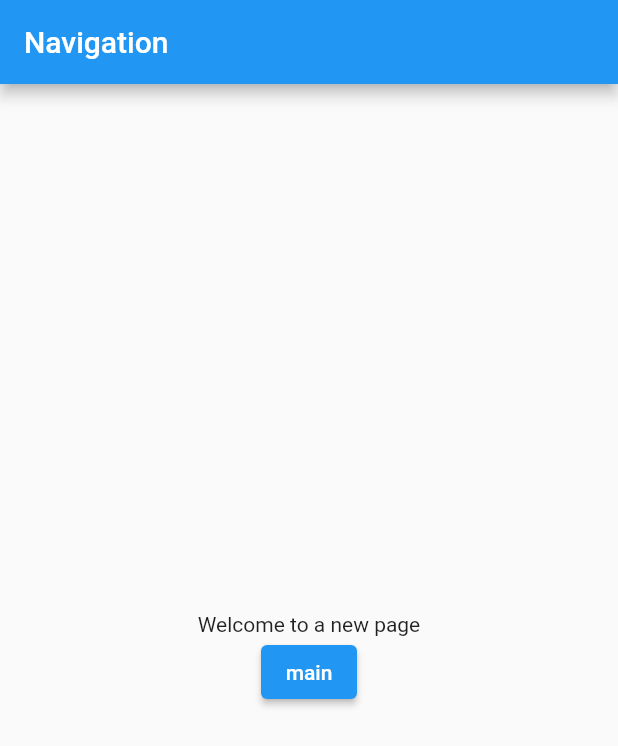
After one commit to Ozurumba007/getX_learning_quiz_app, a Flutter app: the screen it shows after launch, after a tap on "Submit", on a phone screen of 412 x 824 dp. The commit adds this screen. Shown: the top 746 px of the screen. Run offline on Flutter 3.47's test engine with Material 2 defaults, Android fonts, the phone set to English and light mode, and no system bars; our stand-ins replace get.

Commit message:
playing around wwith navigation of the page with getX

```diff
--- a/lib/home_page.dart
+++ b/lib/home_page.dart
@@ -1,5 +1,8 @@
+// ignore_for_file: prefer_const_literals_to_create_immutables, prefer_const_constructors
+
 import 'package:flutter/material.dart';
 import 'package:get/get.dart';
+import 'package:quiz_getx/new_page.dart';
 
 class HomePage extends StatefulWidget {
   HomePage({Key? key}) : super(key: key);
@@ -9,6 +12,7 @@ class HomePage extends StatefulWidget {
 }
 
 class _HomePageState extends State<HomePage> {
+  final _formKey = GlobalKey<FormState>();
   @override
   Widget build(BuildContext context) {
     return Scaffold(
@@ -16,32 +20,74 @@ class _HomePageState extends State<HomePage> {
         title: Text('Snackbar'),
       ),
       body: Center(
+        child: Padding(
+          padding: const EdgeInsets.symmetric(horizontal: 20.0),
           child: Column(
             mainAxisAlignment: MainAxisAlignment.center,
             crossAxisAlignment: CrossAxisAlignment.center,
             children: [
               ElevatedButton(
                 onPressed: () {
-                Get.snackbar(
-                  "Snackbar Title",
-                  "This is a Snackbar message",
-                  snackPosition: SnackPosition.BOTTOM,
-                  overlayBlur: 5,
-                  duration: Duration(milliseconds: 10000),
-                  userInputForm: Form(
-                    child: Row(
+                  Get.bottomSheet(
+                    Container(
+                      child: Wrap(
                         children: [
-                        Expanded(
-                          child: TextField(),
+                          ListTile(
+                            leading: Icon(Icons.logo_dev),
+                            title: Text('Light Theme'),
+                            onTap: () => {
+                              Get.changeTheme(ThemeData.light()),
+                            },
+                          ),
+                          ListTile(
+                            leading: Icon(Icons.wb_sunny),
+                            title: Text('Dark Theme'),
+                            onTap: () => {
+                              Get.changeTheme(ThemeData.dark()),
+                            },
                           ),
                         ],
                       ),
                     ),
                   );
                 },
-              child: Text('Show Snackbar'),
+                child: Text('Show Dialog'),
+              ),
+              Form(
+                key: _formKey,
+                child: Container(
+                  height: 50,
+                  width: double.infinity,
+                  child: TextFormField(
+                    validator: (value) {
+                      if (value == null || value.isEmpty) {
+                        return 'Please enter some text';
+                      }
+                      return null;
+                    },
+                    keyboardType: TextInputType.emailAddress,
+                  ),
+                ),
+              ),
+              SizedBox(height: 10),
+              ElevatedButton(
+                onPressed: () {
+                  if (_formKey.currentState!.validate()) {
+                    Get.snackbar('Welcome', 'you have successfully login');
+                  }
+                  Get.off(() => NewPage());
+
+                  // Navigator.push(
+                  //   context,
+                  //   MaterialPageRoute(
+                  //     builder: (context) => NewPage(),
+                  //   ),
+                  // );
+                },
+                child: Text('Submit'),
               ),
             ],
+          ),
         ),
       ),
     );
--- /dev/null
+++ b/lib/new_page.dart
@@ -0,0 +1,34 @@
+// ignore_for_file: prefer_const_constructors, prefer_const_literals_to_create_immutables
+
+import 'package:flutter/material.dart';
+import 'package:get/get.dart';
+import 'package:quiz_getx/home_page.dart';
+
+class NewPage extends StatelessWidget {
+  const NewPage({Key? key}) : super(key: key);
+
+  @override
+  Widget build(BuildContext context) {
+    return Scaffold(
+      appBar: AppBar(
+        title: Text('Navigation'),
+      ),
+      body: SafeArea(
+        child: Column(
+          mainAxisAlignment: MainAxisAlignment.center,
+          children: [
+            Center(
+              child: Text('Welcome to a new page'),
+            ),
+            ElevatedButton(
+              onPressed: () {
+                Get.off(() => HomePage());
+              },
+              child: Text('main'),
+            ),
+          ],
+        ),
+      ),
+    );
+  }
+}
```
Lines whose indentation alone changed are shown as unchanged.
